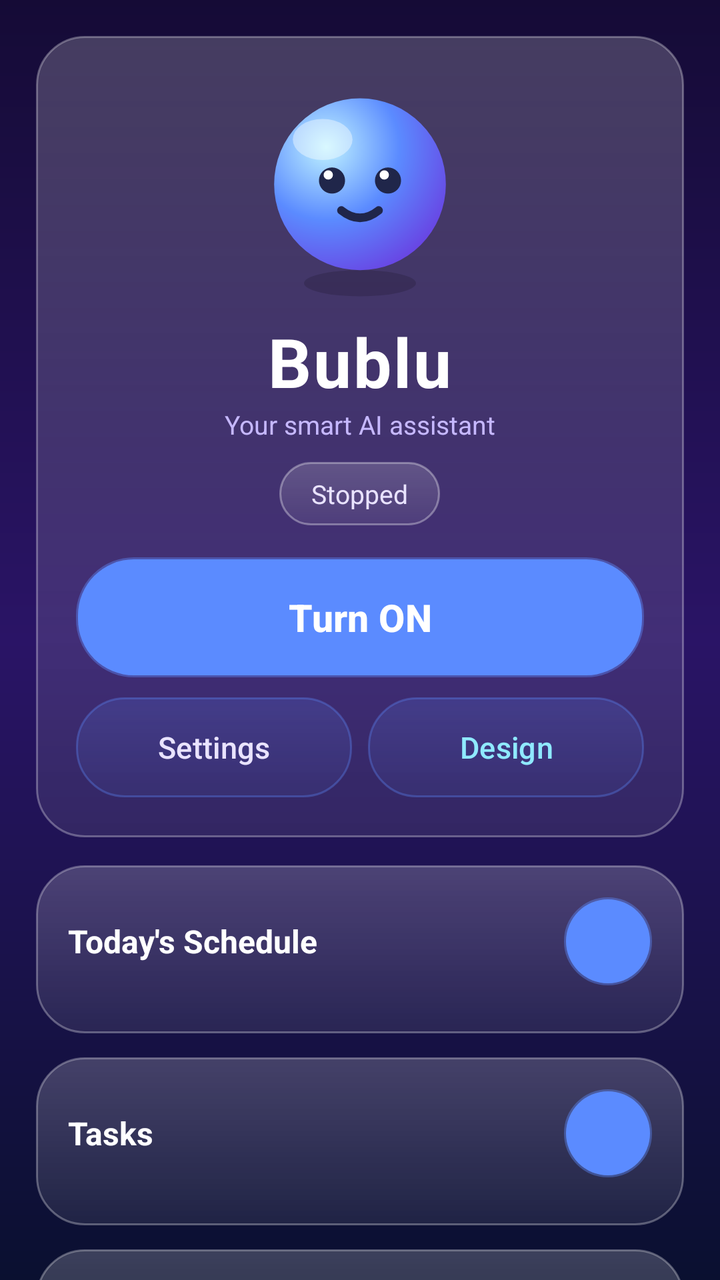
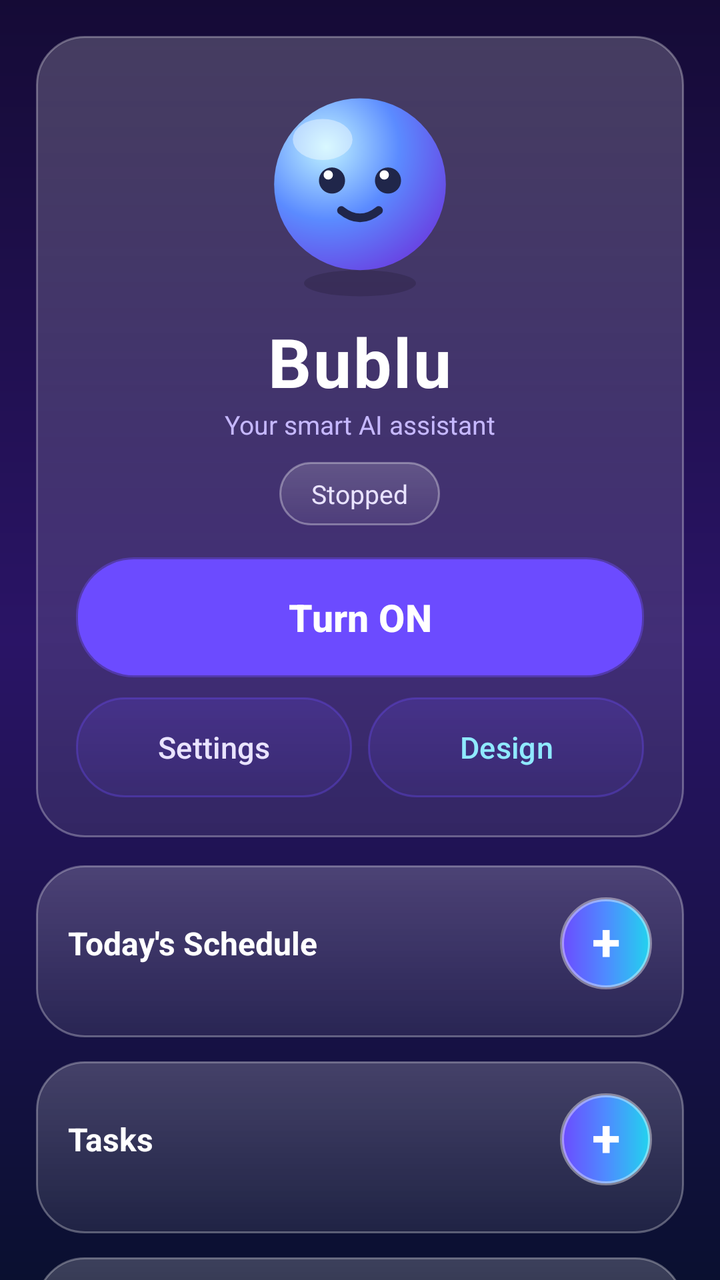

Compare the two renders of this Android layout. The source of the first and the diff that turns it into the second are given below.
<!-- AndroidManifest.xml: application theme Theme.Mitra -->
<!-- res/layout/activity_main.xml -->
<?xml version="1.0" encoding="utf-8"?>
<ScrollView xmlns:android="http://schemas.android.com/apk/res/android"
    android:layout_width="match_parent"
    android:layout_height="match_parent"
    android:background="@drawable/bg_premium"
    android:fillViewport="true"
    android:scrollbars="none">

    <LinearLayout
        android:layout_width="match_parent"
        android:layout_height="wrap_content"
        android:orientation="vertical"
        android:padding="18dp">

        <LinearLayout
            android:layout_width="match_parent"
            android:layout_height="wrap_content"
            android:orientation="vertical"
            android:gravity="center_horizontal"
            android:background="@drawable/card_glass"
            android:padding="20dp">

            <ImageView
                android:id="@+id/avatarImg"
                android:layout_width="112dp"
                android:layout_height="112dp"
                android:src="@drawable/char_idle"
                android:contentDescription="Bublu" />

            <TextView
                android:layout_width="wrap_content"
                android:layout_height="wrap_content"
                android:layout_marginTop="8dp"
                android:text="Bublu"
                android:textColor="#FFFFFF"
                android:textStyle="bold"
                android:textSize="34sp"
                android:letterSpacing="0.03" />

            <TextView
                android:layout_width="wrap_content"
                android:layout_height="wrap_content"
                android:text="Your smart AI assistant"
                android:textColor="#C6B8FF"
                android:textSize="13sp" />

            <TextView
                android:id="@+id/statusTxt"
                android:layout_width="wrap_content"
                android:layout_height="wrap_content"
                android:layout_marginTop="10dp"
                android:background="@drawable/btn_glass"
                android:paddingLeft="16dp"
                android:paddingRight="16dp"
                android:paddingTop="7dp"
                android:paddingBottom="7dp"
                android:text="Stopped"
                android:textColor="#E9E3FF"
                android:textSize="13sp" />

            <Button
                android:id="@+id/toggleBtn"
                android:layout_width="match_parent"
                android:layout_height="60dp"
                android:layout_marginTop="16dp"
                android:background="@drawable/btn_3d"
                android:text="Turn ON"
                android:textAllCaps="false"
                android:textColor="#FFFFFF"
                android:textSize="19sp"
                android:textStyle="bold" />

            <LinearLayout
                android:layout_width="match_parent"
                android:layout_height="wrap_content"
                android:layout_marginTop="10dp"
                android:orientation="horizontal">

                <Button
                    android:id="@+id/setBtn"
                    android:layout_width="0dp"
                    android:layout_height="50dp"
                    android:layout_weight="1"
                    android:background="@drawable/btn_glass"
                    android:text="Settings"
                    android:textAllCaps="false"
                    android:textColor="#E9E3FF"
                    android:textSize="15sp" />

                <Button
                    android:id="@+id/designBtn"
                    android:layout_width="0dp"
                    android:layout_height="50dp"
                    android:layout_marginLeft="8dp"
                    android:layout_weight="1"
                    android:background="@drawable/btn_glass"
                    android:text="Design"
                    android:textAllCaps="false"
                    android:textColor="#8FE9FF"
                    android:textSize="15sp" />
            </LinearLayout>

        </LinearLayout>

        <LinearLayout
            android:layout_width="match_parent"
            android:layout_height="wrap_content"
            android:orientation="vertical"
            android:layout_marginTop="14dp"
            android:background="@drawable/card_glass"
            android:padding="16dp">

            <LinearLayout
                android:layout_width="match_parent"
                android:layout_height="wrap_content"
                android:orientation="horizontal"
                android:gravity="center_vertical">

                <TextView
                    android:layout_width="0dp"
                    android:layout_height="wrap_content"
                    android:layout_weight="1"
                    android:text="Today's Schedule"
                    android:textColor="#FFFFFF"
                    android:textStyle="bold"
                    android:textSize="16sp" />

                <Button
                    android:id="@+id/addSched"
                    android:layout_width="44dp"
                    android:layout_height="44dp"
                    android:background="@drawable/btn_3d"
                    android:text="+"
                    android:textColor="#FFFFFF"
                    android:textSize="20sp"
                    android:textStyle="bold" />
            </LinearLayout>

            <LinearLayout
                android:id="@+id/schedBox"
                android:layout_width="match_parent"
                android:layout_height="wrap_content"
                android:orientation="vertical"
                android:layout_marginTop="8dp" />
        </LinearLayout>

        <LinearLayout
            android:layout_width="match_parent"
            android:layout_height="wrap_content"
            android:orientation="vertical"
            android:layout_marginTop="12dp"
            android:background="@drawable/card_glass"
            android:padding="16dp">

            <LinearLayout
                android:layout_width="match_parent"
                android:layout_height="wrap_content"
                android:orientation="horizontal"
                android:gravity="center_vertical">

                <TextView
                    android:layout_width="0dp"
                    android:layout_height="wrap_content"
                    android:layout_weight="1"
                    android:text="Tasks"
                    android:textColor="#FFFFFF"
                    android:textStyle="bold"
                    android:textSize="16sp" />

                <Button
                    android:id="@+id/addTask"
                    android:layout_width="44dp"
                    android:layout_height="44dp"
                    android:background="@drawable/btn_3d"
                    android:text="+"
                    android:textColor="#FFFFFF"
                    android:textSize="20sp"
                    android:textStyle="bold" />
            </LinearLayout>

            <LinearLayout
                android:id="@+id/taskBox"
                android:layout_width="match_parent"
                android:layout_height="wrap_content"
                android:orientation="vertical"
                android:layout_marginTop="8dp" />
        </LinearLayout>

        <LinearLayout
            android:layout_width="match_parent"
            android:layout_height="wrap_content"
            android:orientation="vertical"
            android:layout_marginTop="12dp"
            android:background="@drawable/card_glass"
            android:padding="16dp">

            <LinearLayout
                android:layout_width="match_parent"
                android:layout_height="wrap_content"
                android:orientation="horizontal"
                android:gravity="center_vertical">

                <TextView
                    android:layout_width="0dp"
                    android:layout_height="wrap_content"
                    android:layout_weight="1"
                    android:text="Notes"
                    android:textColor="#FFFFFF"
                    android:textStyle="bold"
                    android:textSize="16sp" />

                <Button
                    android:id="@+id/addNote"
                    android:layout_width="44dp"
                    android:layout_height="44dp"
                    android:background="@drawable/btn_3d"
                    android:text="+"
                    android:textColor="#FFFFFF"
                    android:textSize="20sp"
                    android:textStyle="bold" />
            </LinearLayout>

            <LinearLayout
                android:id="@+id/noteBox"
                android:layout_width="match_parent"
                android:layout_height="wrap_content"
                android:orientation="vertical"
                android:layout_marginTop="8dp" />
        </LinearLayout>

        <LinearLayout
            android:layout_width="match_parent"
            android:layout_height="wrap_content"
            android:orientation="vertical"
            android:layout_marginTop="12dp"
            android:background="@drawable/card_glass"
            android:padding="16dp">

            <LinearLayout
                android:layout_width="match_parent"
                android:layout_height="wrap_content"
                android:orientation="horizontal"
                android:gravity="center_vertical">

                <TextView
                    android:layout_width="0dp"
                    android:layout_height="wrap_content"
                    android:layout_weight="1"
                    android:text="Important WhatsApp Groups"
                    android:textColor="#FFFFFF"
                    android:textStyle="bold"
                    android:textSize="16sp" />

                <Button
                    android:id="@+id/addGroup"
                    android:layout_width="44dp"
                    android:layout_height="44dp"
                    android:background="@drawable/btn_3d"
                    android:text="+"
                    android:textColor="#FFFFFF"
                    android:textSize="20sp"
                    android:textStyle="bold" />
            </LinearLayout>

            <LinearLayout
                android:id="@+id/groupBox"
                android:layout_width="match_parent"
                android:layout_height="wrap_content"
                android:orientation="vertical"
                android:layout_marginTop="8dp" />
        </LinearLayout>

        <LinearLayout
            android:layout_width="match_parent"
            android:layout_height="wrap_content"
            android:orientation="vertical"
            android:layout_marginTop="12dp"
            android:background="@drawable/card_glass"
            android:padding="16dp">

            <LinearLayout
                android:layout_width="match_parent"
                android:layout_height="wrap_content"
                android:orientation="horizontal"
                android:gravity="center_vertical">

                <TextView
                    android:layout_width="0dp"
                    android:layout_height="wrap_content"
                    android:layout_weight="1"
                    android:text="Nicknames (Aliases)"
                    android:textColor="#FFFFFF"
                    android:textStyle="bold"
                    android:textSize="16sp" />

                <Button
                    android:id="@+id/addAlias"
                    android:layout_width="44dp"
                    android:layout_height="44dp"
                    android:background="@drawable/btn_3d"
                    android:text="+"
                    android:textColor="#FFFFFF"
                    android:textSize="20sp"
                    android:textStyle="bold" />
            </LinearLayout>

            <LinearLayout
                android:id="@+id/aliasBox"
                android:layout_width="match_parent"
                android:layout_height="wrap_content"
                android:orientation="vertical"
                android:layout_marginTop="8dp" />
        </LinearLayout>

        <LinearLayout
            android:layout_width="match_parent"
            android:layout_height="wrap_content"
            android:orientation="vertical"
            android:layout_marginTop="12dp"
            android:layout_marginBottom="20dp"
            android:background="@drawable/card_glass"
            android:padding="16dp">

            <LinearLayout
                android:layout_width="match_parent"
                android:layout_height="wrap_content"
                android:orientation="horizontal"
                android:gravity="center_vertical">

                <TextView
                    android:layout_width="0dp"
                    android:layout_height="wrap_content"
                    android:layout_weight="1"
                    android:text="Birthdays &amp; Anniversaries"
                    android:textColor="#FFFFFF"
                    android:textStyle="bold"
                    android:textSize="16sp" />

                <Button
                    android:id="@+id/addEvent"
                    android:layout_width="44dp"
                    android:layout_height="44dp"
                    android:background="@drawable/btn_3d"
                    android:text="+"
                    android:textColor="#FFFFFF"
                    android:textSize="20sp"
                    android:textStyle="bold" />
            </LinearLayout>

            <LinearLayout
                android:id="@+id/eventBox"
                android:layout_width="match_parent"
                android:layout_height="wrap_content"
                android:orientation="vertical"
                android:layout_marginTop="8dp" />
        </LinearLayout>

    </LinearLayout>
</ScrollView>
<!-- resources referenced by this layout -->
<resources>
  <!-- drawable bg_premium (drawable) -->
  <?xml version="1.0" encoding="utf-8"?>
  <shape xmlns:android="http://schemas.android.com/apk/res/android" android:shape="rectangle">
      <gradient
          android:startColor="#150B36"
          android:centerColor="#2A1466"
          android:endColor="#0A1030"
          android:angle="270" />
  </shape>
  <!-- drawable btn_3d (drawable) -->
  <?xml version="1.0" encoding="utf-8"?>
  <shape xmlns:android="http://schemas.android.com/apk/res/android" android:shape="rectangle">
      <gradient
          android:startColor="#6C4BFF"
          android:centerColor="#4E8BFF"
          android:endColor="#22D3EE"
          android:angle="0" />
      <corners android:radius="28dp" />
      <stroke android:width="2dp" android:color="#66FFFFFF" />
  </shape>
  <!-- drawable btn_glass (drawable) -->
  <?xml version="1.0" encoding="utf-8"?>
  <shape xmlns:android="http://schemas.android.com/apk/res/android" android:shape="rectangle">
      <gradient android:startColor="#2BFFFFFF" android:endColor="#10FFFFFF" android:angle="270" />
      <corners android:radius="24dp" />
      <stroke android:width="1dp" android:color="#55FFFFFF" />
  </shape>
  <!-- drawable card_glass (drawable) -->
  <?xml version="1.0" encoding="utf-8"?>
  <shape xmlns:android="http://schemas.android.com/apk/res/android" android:shape="rectangle">
      <gradient
          android:startColor="#33FFFFFF"
          android:endColor="#14FFFFFF"
          android:angle="270" />
      <corners android:radius="24dp" />
      <stroke android:width="1dp" android:color="#4DFFFFFF" />
  </shape>
  <style name="Theme.Mitra" parent="Theme.Material3.DayNight.NoActionBar">
          <item name="android:statusBarColor">#10163A</item>
          <item name="android:navigationBarColor">#10163A</item>
          <item name="android:windowBackground">#10163A</item>
          <item name="colorPrimary">#5B8BFF</item>
          <item name="colorAccent">#7C3AED</item>
          <item name="android:textColorPrimary">#1B2350</item>
          <item name="alertDialogTheme">@style/BubluDialog</item>
      </style>
  <style name="BubluDialog" parent="ThemeOverlay.Material3.MaterialAlertDialog">
          <item name="colorPrimary">#5B8BFF</item>
          <item name="colorAccent">#7C3AED</item>
          <item name="android:textColorPrimary">#1B2350</item>
      </style>
  <!-- unchanged entries left out for length: 1 -->
</resources>

<!-- the commit's change to res/layout/activity_main.xml (unified diff, before → after) -->
@@ -125,14 +125,16 @@
                     android:textStyle="bold"
                     android:textSize="16sp" />
 
-                <Button
+                <TextView
                     android:id="@+id/addSched"
-                    android:layout_width="44dp"
-                    android:layout_height="44dp"
-                    android:background="@drawable/btn_3d"
-                    android:text="+"
-                    android:textColor="#FFFFFF"
-                    android:textSize="20sp"
+                    android:layout_width="46dp"
+                    android:layout_height="46dp"
+                    android:background="@drawable/btn_3d"
+                    android:gravity="center"
+                    android:includeFontPadding="false"
+                    android:text="+"
+                    android:textColor="#FFFFFF"
+                    android:textSize="26sp"
                     android:textStyle="bold" />
             </LinearLayout>
 
@@ -167,14 +169,16 @@
                     android:textStyle="bold"
                     android:textSize="16sp" />
 
-                <Button
+                <TextView
                     android:id="@+id/addTask"
-                    android:layout_width="44dp"
-                    android:layout_height="44dp"
-                    android:background="@drawable/btn_3d"
-                    android:text="+"
-                    android:textColor="#FFFFFF"
-                    android:textSize="20sp"
+                    android:layout_width="46dp"
+                    android:layout_height="46dp"
+                    android:background="@drawable/btn_3d"
+                    android:gravity="center"
+                    android:includeFontPadding="false"
+                    android:text="+"
+                    android:textColor="#FFFFFF"
+                    android:textSize="26sp"
                     android:textStyle="bold" />
             </LinearLayout>
 
@@ -209,14 +213,16 @@
                     android:textStyle="bold"
                     android:textSize="16sp" />
 
-                <Button
+                <TextView
                     android:id="@+id/addNote"
-                    android:layout_width="44dp"
-                    android:layout_height="44dp"
-                    android:background="@drawable/btn_3d"
-                    android:text="+"
-                    android:textColor="#FFFFFF"
-                    android:textSize="20sp"
+                    android:layout_width="46dp"
+                    android:layout_height="46dp"
+                    android:background="@drawable/btn_3d"
+                    android:gravity="center"
+                    android:includeFontPadding="false"
+                    android:text="+"
+                    android:textColor="#FFFFFF"
+                    android:textSize="26sp"
                     android:textStyle="bold" />
             </LinearLayout>
 
@@ -251,14 +257,16 @@
                     android:textStyle="bold"
                     android:textSize="16sp" />
 
-                <Button
+                <TextView
                     android:id="@+id/addGroup"
-                    android:layout_width="44dp"
-                    android:layout_height="44dp"
-                    android:background="@drawable/btn_3d"
-                    android:text="+"
-                    android:textColor="#FFFFFF"
-                    android:textSize="20sp"
+                    android:layout_width="46dp"
+                    android:layout_height="46dp"
+                    android:background="@drawable/btn_3d"
+                    android:gravity="center"
+                    android:includeFontPadding="false"
+                    android:text="+"
+                    android:textColor="#FFFFFF"
+                    android:textSize="26sp"
                     android:textStyle="bold" />
             </LinearLayout>
 
@@ -293,14 +301,16 @@
                     android:textStyle="bold"
                     android:textSize="16sp" />
 
-                <Button
+                <TextView
                     android:id="@+id/addAlias"
-                    android:layout_width="44dp"
-                    android:layout_height="44dp"
-                    android:background="@drawable/btn_3d"
-                    android:text="+"
-                    android:textColor="#FFFFFF"
-                    android:textSize="20sp"
+                    android:layout_width="46dp"
+                    android:layout_height="46dp"
+                    android:background="@drawable/btn_3d"
+                    android:gravity="center"
+                    android:includeFontPadding="false"
+                    android:text="+"
+                    android:textColor="#FFFFFF"
+                    android:textSize="26sp"
                     android:textStyle="bold" />
             </LinearLayout>
 
@@ -336,14 +346,16 @@
                     android:textStyle="bold"
                     android:textSize="16sp" />
 
-                <Button
+                <TextView
                     android:id="@+id/addEvent"
-                    android:layout_width="44dp"
-                    android:layout_height="44dp"
-                    android:background="@drawable/btn_3d"
-                    android:text="+"
-                    android:textColor="#FFFFFF"
-                    android:textSize="20sp"
+                    android:layout_width="46dp"
+                    android:layout_height="46dp"
+                    android:background="@drawable/btn_3d"
+                    android:gravity="center"
+                    android:includeFontPadding="false"
+                    android:text="+"
+                    android:textColor="#FFFFFF"
+                    android:textSize="26sp"
                     android:textStyle="bold" />
             </LinearLayout>
 
<!-- resource entries referenced after the edit -->
@@ -38,19 +38,37 @@
       <stroke android:width="1dp" android:color="#4DFFFFFF" />
   </shape>
   <style name="Theme.Mitra" parent="Theme.Material3.DayNight.NoActionBar">
-          <item name="android:statusBarColor">#10163A</item>
-          <item name="android:navigationBarColor">#10163A</item>
-          <item name="android:windowBackground">#10163A</item>
-          <item name="colorPrimary">#5B8BFF</item>
-          <item name="colorAccent">#7C3AED</item>
-          <item name="android:textColorPrimary">#1B2350</item>
+          <item name="android:statusBarColor">#150B36</item>
+          <item name="android:navigationBarColor">#150B36</item>
+          <item name="android:windowBackground">#150B36</item>
+          <item name="colorPrimary">#6C4BFF</item>
+          <item name="colorOnPrimary">#FFFFFF</item>
+          <item name="colorAccent">#22D3EE</item>
+          <item name="android:textColorPrimary">#141B3D</item>
           <item name="alertDialogTheme">@style/BubluDialog</item>
+          <item name="materialAlertDialogTheme">@style/BubluDialog</item>
       </style>
   <style name="BubluDialog" parent="ThemeOverlay.Material3.MaterialAlertDialog">
-          <item name="colorPrimary">#5B8BFF</item>
-          <item name="colorAccent">#7C3AED</item>
-          <item name="android:textColorPrimary">#1B2350</item>
+          <item name="colorPrimary">#6C4BFF</item>
+          <item name="colorOnPrimary">#FFFFFF</item>
+          <item name="colorSecondary">#22D3EE</item>
+          <item name="android:textColorPrimary">#141B3D</item>
+          <item name="android:textColorSecondary">#4A5578</item>
+          <item name="android:windowBackground">@drawable/dialog_round</item>
+          <item name="android:windowMinWidthMajor">88%</item>
+          <item name="android:windowMinWidthMinor">92%</item>
       </style>
+  <!-- drawable dialog_round (drawable) -->
+  <?xml version="1.0" encoding="utf-8"?>
+  <shape xmlns:android="http://schemas.android.com/apk/res/android" android:shape="rectangle">
+      <gradient
+          android:startColor="#FFFFFF"
+          android:centerColor="#F3F0FF"
+          android:endColor="#E6E0FF"
+          android:angle="270" />
+      <corners android:radius="26dp" />
+      <stroke android:width="2dp" android:color="#8C7BFF" />
+  </shape>
   <!-- unchanged entries left out for length: 1 -->
 </resources>
 
